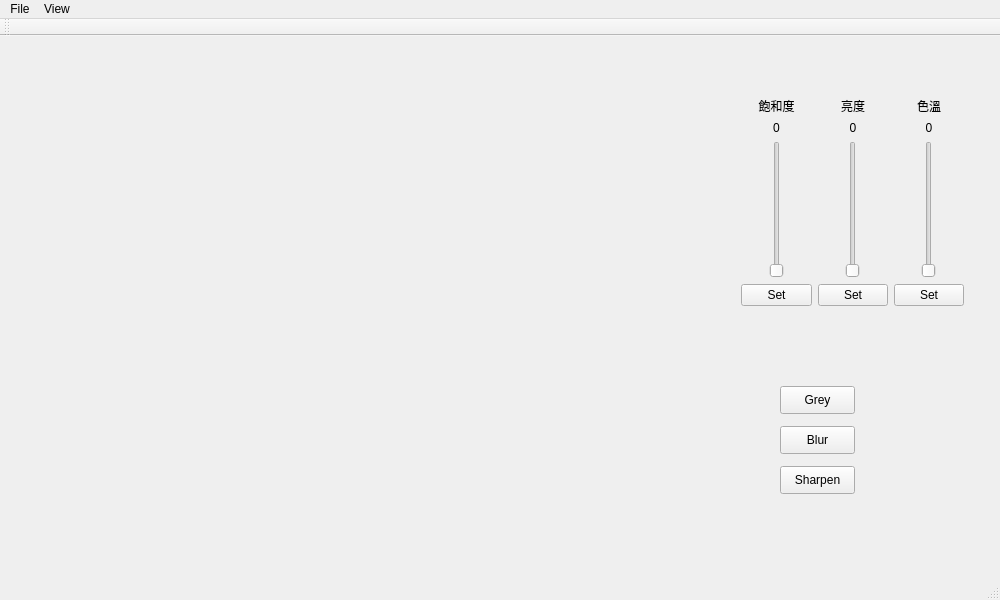
Old version of the form mainwindow.ui in the repository avmm9898/mini_Photoshop.
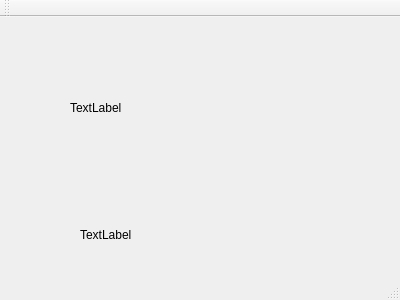
New version of the form.

The edit to the form file:
```diff
--- a/mainwindow.ui
+++ b/mainwindow.ui
@@ -6,8 +6,8 @@
    <rect>
     <x>0</x>
     <y>0</y>
-    <width>1000</width>
-    <height>600</height>
+    <width>400</width>
+    <height>300</height>
    </rect>
   </property>
   <property name="windowTitle">
@@ -17,233 +17,27 @@
    <widget class="QLabel" name="label">
     <property name="geometry">
      <rect>
-      <x>10</x>
+      <x>70</x>
       <y>20</y>
-      <width>611</width>
-      <height>550</height>
+      <width>291</width>
+      <height>141</height>
      </rect>
     </property>
     <property name="text">
-     <string/>
+     <string>TextLabel</string>
     </property>
    </widget>
-   <widget class="QPushButton" name="greybtn">
+   <widget class="QLabel" name="label_2">
     <property name="geometry">
      <rect>
-      <x>780</x>
-      <y>350</y>
-      <width>75</width>
-      <height>28</height>
+      <x>80</x>
+      <y>210</y>
+      <width>58</width>
+      <height>15</height>
      </rect>
     </property>
     <property name="text">
-     <string>Grey</string>
-    </property>
-   </widget>
-   <widget class="QWidget" name="horizontalLayoutWidget">
-    <property name="geometry">
-     <rect>
-      <x>730</x>
-      <y>50</y>
-      <width>245</width>
-      <height>231</height>
-     </rect>
-    </property>
-    <layout class="QHBoxLayout" name="horizontalLayout">
-     <item>
-      <layout class="QVBoxLayout" name="verticalLayout_3">
-       <item>
-        <widget class="QLabel" name="label_2">
-         <property name="text">
-          <string>飽和度</string>
-         </property>
-         <property name="alignment">
-          <set>Qt::AlignCenter</set>
-         </property>
-        </widget>
-       </item>
-       <item>
-        <widget class="QLabel" name="sliderlabel_saturation">
-         <property name="text">
-          <string>0</string>
-         </property>
-         <property name="alignment">
-          <set>Qt::AlignCenter</set>
-         </property>
-        </widget>
-       </item>
-       <item>
-        <layout class="QHBoxLayout" name="horizontalLayout_4">
-         <item>
-          <widget class="QSlider" name="saturation_slider">
-           <property name="sizePolicy">
-            <sizepolicy hsizetype="Fixed" vsizetype="MinimumExpanding">
-             <horstretch>0</horstretch>
-             <verstretch>0</verstretch>
-            </sizepolicy>
-           </property>
-           <property name="orientation">
-            <enum>Qt::Vertical</enum>
-           </property>
-          </widget>
-         </item>
-        </layout>
-       </item>
-       <item>
-        <widget class="QPushButton" name="saturation_btn">
-         <property name="sizePolicy">
-          <sizepolicy hsizetype="Maximum" vsizetype="Fixed">
-           <horstretch>0</horstretch>
-           <verstretch>0</verstretch>
-          </sizepolicy>
-         </property>
-         <property name="text">
-          <string>Set</string>
-         </property>
-        </widget>
-       </item>
-      </layout>
-     </item>
-     <item>
-      <layout class="QVBoxLayout" name="verticalLayout_2">
-       <item>
-        <widget class="QLabel" name="txtlabel_brightness">
-         <property name="sizePolicy">
-          <sizepolicy hsizetype="Minimum" vsizetype="Preferred">
-           <horstretch>0</horstretch>
-           <verstretch>0</verstretch>
-          </sizepolicy>
-         </property>
-         <property name="text">
-          <string>亮度</string>
-         </property>
-         <property name="alignment">
-          <set>Qt::AlignCenter</set>
-         </property>
-        </widget>
-       </item>
-       <item>
-        <widget class="QLabel" name="sliderlabel">
-         <property name="sizePolicy">
-          <sizepolicy hsizetype="Minimum" vsizetype="Preferred">
-           <horstretch>0</horstretch>
-           <verstretch>0</verstretch>
-          </sizepolicy>
-         </property>
-         <property name="text">
-          <string>0</string>
-         </property>
-         <property name="alignment">
-          <set>Qt::AlignCenter</set>
-         </property>
-        </widget>
-       </item>
-       <item>
-        <layout class="QHBoxLayout" name="horizontalLayout_2">
-         <item>
-          <widget class="QSlider" name="BrightnessSlider">
-           <property name="sizePolicy">
-            <sizepolicy hsizetype="Fixed" vsizetype="MinimumExpanding">
-             <horstretch>0</horstretch>
-             <verstretch>0</verstretch>
-            </sizepolicy>
-           </property>
-           <property name="orientation">
-            <enum>Qt::Vertical</enum>
-           </property>
-          </widget>
-         </item>
-        </layout>
-       </item>
-       <item>
-        <widget class="QPushButton" name="brightnessset_btn">
-         <property name="sizePolicy">
-          <sizepolicy hsizetype="Maximum" vsizetype="Fixed">
-           <horstretch>0</horstretch>
-           <verstretch>0</verstretch>
-          </sizepolicy>
-         </property>
-         <property name="text">
-          <string>Set</string>
-         </property>
-        </widget>
-       </item>
-      </layout>
-     </item>
-     <item>
-      <layout class="QVBoxLayout" name="verticalLayout">
-       <item>
-        <widget class="QLabel" name="txtlabel_temperature">
-         <property name="text">
-          <string>色溫</string>
-         </property>
-         <property name="alignment">
-          <set>Qt::AlignCenter</set>
-         </property>
-        </widget>
-       </item>
-       <item>
-        <widget class="QLabel" name="sliderlabel_warm">
-         <property name="text">
-          <string>0</string>
-         </property>
-         <property name="alignment">
-          <set>Qt::AlignCenter</set>
-         </property>
-        </widget>
-       </item>
-       <item>
-        <layout class="QHBoxLayout" name="horizontalLayout_3">
-         <item>
-          <widget class="QSlider" name="warmSlider">
-           <property name="orientation">
-            <enum>Qt::Vertical</enum>
-           </property>
-          </widget>
-         </item>
-        </layout>
-       </item>
-       <item>
-        <widget class="QPushButton" name="warmset_btn">
-         <property name="sizePolicy">
-          <sizepolicy hsizetype="Maximum" vsizetype="Fixed">
-           <horstretch>0</horstretch>
-           <verstretch>0</verstretch>
-          </sizepolicy>
-         </property>
-         <property name="text">
-          <string>Set</string>
-         </property>
-        </widget>
-       </item>
-      </layout>
-     </item>
-    </layout>
-   </widget>
-   <widget class="QPushButton" name="blur">
-    <property name="geometry">
-     <rect>
-      <x>780</x>
-      <y>390</y>
-      <width>75</width>
-      <height>28</height>
-     </rect>
-    </property>
-    <property name="text">
-     <string>Blur</string>
-    </property>
-   </widget>
-   <widget class="QPushButton" name="Sharpen">
-    <property name="geometry">
-     <rect>
-      <x>780</x>
-      <y>430</y>
-      <width>75</width>
-      <height>28</height>
-     </rect>
-    </property>
-    <property name="text">
-     <string>Sharpen</string>
+     <string>TextLabel</string>
     </property>
    </widget>
   </widget>
@@ -252,27 +46,10 @@
     <rect>
      <x>0</x>
      <y>0</y>
-     <width>1000</width>
-     <height>21</height>
+     <width>400</width>
+     <height>25</height>
     </rect>
    </property>
-   <widget class="QMenu" name="menuOpen">
-    <property name="title">
-     <string>File</string>
-    </property>
-    <addaction name="actionOpen_File"/>
-    <addaction name="actionSave_File"/>
-    <addaction name="actionExit"/>
-   </widget>
-   <widget class="QMenu" name="menuView">
-    <property name="title">
-     <string>View</string>
-    </property>
-    <addaction name="actionUndo"/>
-    <addaction name="actionRedo"/>
-   </widget>
-   <addaction name="menuOpen"/>
-   <addaction name="menuView"/>
   </widget>
   <widget class="QToolBar" name="mainToolBar">
    <attribute name="toolBarArea">
```
Left out of the diff: 46 changed lines with no effect on the pictures.
